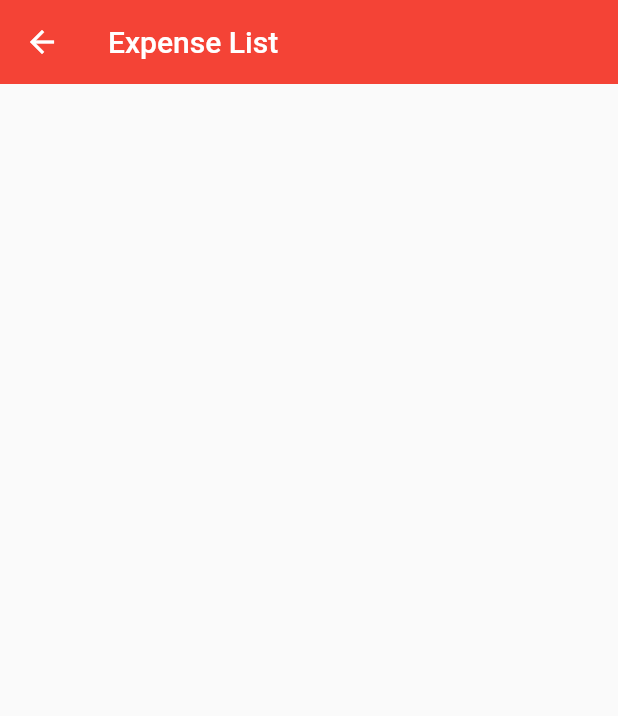
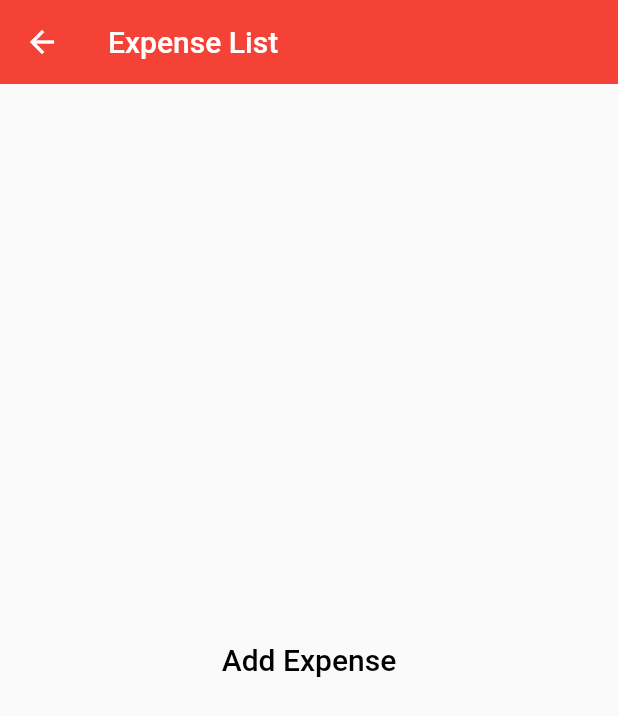
Before and after one commit to Grave2363/Tracking_Expences, a Flutter app: the cost_list screen opened directly, on a phone screen of 412 x 824 dp. Shown: the top 716 px of the screen. Run offline on Flutter 3.47's test engine with Material 2 defaults, Android fonts, the phone set to English and light mode, and no system bars.

Commit message:
new page

```diff
--- a/lib/cost_list.dart
+++ b/lib/cost_list.dart
@@ -1,6 +1,7 @@
 // ignore_for_file: camel_case_types
 
 import 'package:flutter/material.dart';
+import 'package:tracking_expences/shared/create_item.dart';
 class cost_list extends StatefulWidget {
   const cost_list({Key? key}) : super(key: key);
 
@@ -19,7 +20,15 @@ class _cost_listState extends State<cost_list> {
       ),
       body: Center(
         child: SingleChildScrollView(
-          child: Column(),
+          child: Column(
+              mainAxisAlignment: MainAxisAlignment.center,
+              children: <Widget>[
+                TextButton(onPressed: ()async {
+                  await Navigator.of(context).push(MaterialPageRoute(builder: (context) => create_item()),);},
+                  child:
+                  const Text('Add Expense', style: TextStyle(color: Colors.black, fontSize: 20)),),
+              ],
+          ),
         ),
       ),
     );
```
Also changed, not shown: lib/shared/create_item.dart (added, +29 -0 lines).
